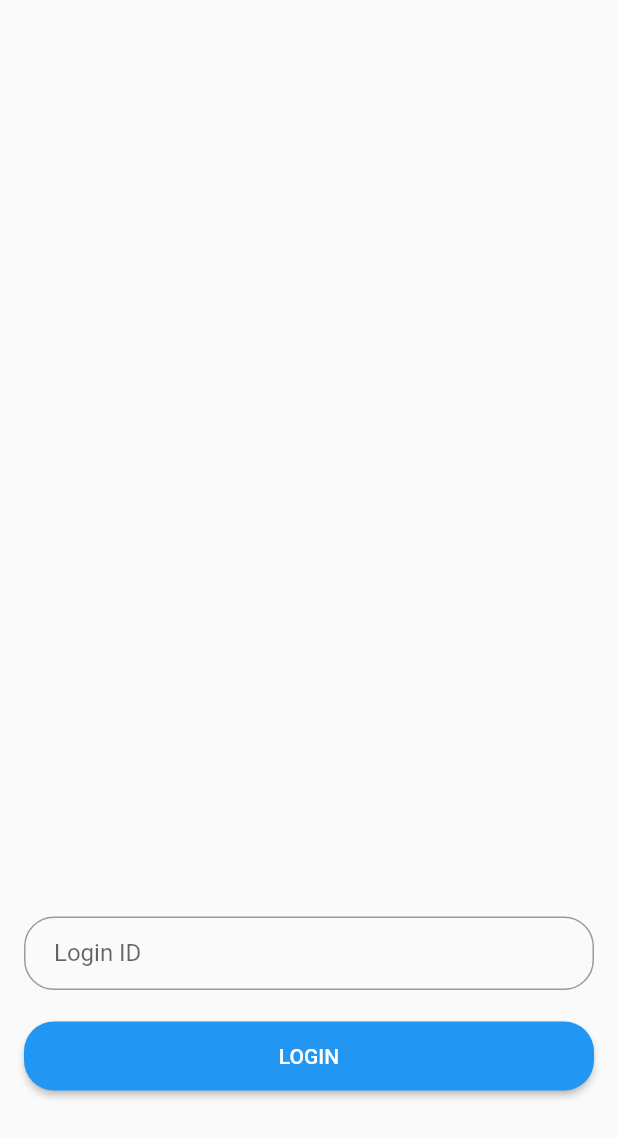
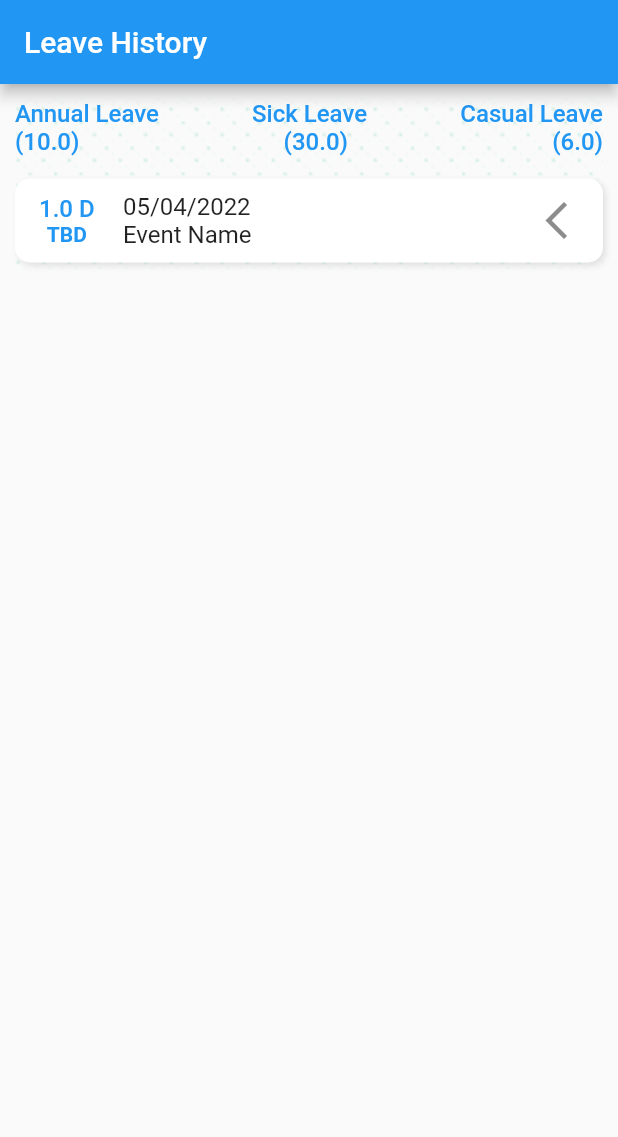
Before and after one commit to scm-sai-zaw-myint/EMS-Mobile, a Flutter app: the screen it shows after launch, on a phone screen of 412 x 824 dp. Shown: the top 1137 px of the screen. Run offline on Flutter 3.47's test engine with Material 2 defaults, Android fonts, the phone set to English and light mode, and no system bars; our stand-ins replace flutter_secure_storage, get.

Commit message:
[ZLT] draft leave history & profile view

```diff
--- a/ems_mobile/lib/Screens/Common/common_widget.dart
+++ b/ems_mobile/lib/Screens/Common/common_widget.dart
@@ -41,7 +41,7 @@ class CommonWidget {
                 child: Text(
                   left,
                   textAlign: TextAlign.left,
-                  style: profileTextStyle(Colors.green),
+                  style: profileTextStyle(Colors.blue),
                 ),
               ),
             ),
@@ -61,10 +61,19 @@ class CommonWidget {
   static Text profileTitle(String title) => Text(
         title,
         style: const TextStyle(
-            fontSize: 14, color: Colors.green, fontWeight: FontWeight.bold),
+            fontSize: 14, color: Colors.blue, fontWeight: FontWeight.bold),
       );
   static TextStyle profileTextStyle(Color color) => TextStyle(
         fontSize: 14,
         color: color,
       );
+  static BoxDecoration commonBackground() => const BoxDecoration(
+      image: DecorationImage(
+          image: AssetImage("assets/images/img_bg.png"),
+          repeat: ImageRepeat.repeat));
+  static Text commonLeftLeave(String text) => Text(
+        text,
+        textAlign: TextAlign.right,
+        style: const TextStyle(fontSize: 16,fontWeight: FontWeight.w500,color: Colors.blue),
+      );
 }
--- /dev/null
+++ b/ems_mobile/lib/Screens/Leave/leave_history.dart
@@ -0,0 +1,191 @@
+import 'package:ems_mobile/Screens/Common/common_widget.dart';
+import 'package:flutter/material.dart';
+
+class LeaveHistory extends StatelessWidget {
+  const LeaveHistory({super.key});
+
+  @override
+  Widget build(BuildContext context) {
+    return Scaffold(
+      appBar: AppBar(
+        title: const Text("Leave History"),
+      ),
+      body: SingleChildScrollView(
+        child: Container(
+          decoration: CommonWidget.commonBackground(),
+          margin: const EdgeInsets.symmetric(vertical: 10, horizontal: 10),
+          // child: ListView.builder(
+          // itemCount: _customerController.customers.length,
+          // itemBuilder: (BuildContext context, index) {
+          // return Slidable(
+          //   key: Key(
+          //       _customerController.customers[index].id.toString()),
+          // endActionPane: ActionPane(
+          //   motion: const ScrollMotion(),
+          //   children: [
+          // SlidableAction(
+          //   flex: 1,
+          //   onPressed: (context) {
+          //     Get.to(() => Add(
+          //         cus: _customerController.customers[index]));
+          //   },
+          //   backgroundColor: const Color(0xFF7BC043),
+          //   foregroundColor: Colors.white,
+          //   icon: Icons.edit_document,
+          //   label: 'Edit',
+          // ),
+          // SlidableAction(
+          // flex: 1,
+          // onPressed: (context) {
+          //   showDialog(
+          //     context: context,
+          //     builder: (BuildContext context) {
+          //       return Dialog(
+          //         child: Container(
+          //           padding: const EdgeInsets.all(16),
+          //           child: Column(
+          //             mainAxisSize: MainAxisSize.min,
+          //             children: <Widget>[
+          //               const Text("Delete Customer?",
+          //                   style: TextStyle(
+          //                       fontSize: 20,
+          //                       fontWeight:
+          //                           FontWeight.bold)),
+          //               const SizedBox(height: 8),
+          //               const Divider(
+          //                   color: Colors.black,
+          //                   thickness: 1),
+          //               const SizedBox(height: 8),
+          //               Text(
+          //                 "Hello ${_customerController.customers[index].name!},",
+          //               ),
+          //               const SizedBox(height: 8),
+          //               const Text(
+          //                   "Are you sure to delete this account?"),
+          //               const SizedBox(height: 16),
+          //               Row(
+          //                 mainAxisAlignment:
+          //                     MainAxisAlignment.center,
+          //                 children: [
+          //                   ElevatedButton(
+          //                     style: ButtonStyle(
+          //                       backgroundColor:
+          //                           MaterialStateProperty
+          //                               .all<Color>(Colors
+          //                                   .blueGrey),
+          //                     ),
+          //                     child: const Text("Close"),
+          //                     onPressed: () {
+          //                       Navigator.of(context).pop();
+          //                     },
+          //                   ),
+          //                   const SizedBox(width: 20),
+          //                   ElevatedButton(
+          //                     style: ButtonStyle(
+          //                       backgroundColor:
+          //                           MaterialStateProperty
+          //                               .all<Color>(
+          //                                   Colors.red),
+          //                     ),
+          //                     child: const Text("Delete"),
+          //                     onPressed: () {
+          //                       _customerController
+          //                           .deleteCustomers(
+          //                               _customerController
+          //                                   .customers[
+          //                                       index]
+          //                                   .id!,index);
+          //                       Get.back();
+          //                       ScaffoldMessenger.of(
+          //                               context)
+          //                           .showSnackBar(
+          //                               const SnackBar(
+          //                         content: Text(
+          //                             "Delete Successful!"),
+          //                       ));
+          //                     },
+          //                   ),
+          //                 ],
+          //               ),
+          //             ],
+          //           ),
+          //         ),
+          //       );
+          //     },
+          //   );
+          // },
+          //   backgroundColor: const Color(0xFFFE4A49),
+          //   foregroundColor: Colors.white,
+          //   icon: Icons.delete,
+          //   label: 'Delete',
+          // )
+          //   ],
+          // ),
+          child: Column(
+            mainAxisAlignment: MainAxisAlignment.center,
+            children: [
+              Row(
+                mainAxisAlignment: MainAxisAlignment.spaceBetween,
+                children: [
+                  CommonWidget.commonLeftLeave("Annual Leave"),
+                  CommonWidget.commonLeftLeave("Sick Leave"),
+                  CommonWidget.commonLeftLeave("Casual Leave")
+                ],
+              ),
+              Row(
+                mainAxisAlignment: MainAxisAlignment.spaceBetween,
+                children: [
+                  CommonWidget.commonLeftLeave("(10.0)"),
+                  CommonWidget.commonLeftLeave("(30.0)"),
+                  CommonWidget.commonLeftLeave("(6.0)")
+                ],
+              ),
+              const SizedBox(height: 10),
+              Container(
+                margin: const EdgeInsets.symmetric(vertical: 5),
+                decoration: BoxDecoration(
+                  borderRadius: BorderRadius.circular(10),
+                  color: const Color(0XFFFFFFFF),
+                  boxShadow: [
+                    BoxShadow(
+                      color: Colors.black.withOpacity(0.1),
+                      blurRadius: 3,
+                      offset: const Offset(2, 2),
+                    ),
+                  ],
+                ),
+                child: ListTile(
+                  leading: Column(
+                    mainAxisAlignment: MainAxisAlignment.center,
+                    children: [
+                      CommonWidget.commonLeftLeave("1.0 D"),
+                      CommonWidget.profileTitle("TBD")
+                    ],
+                  ),
+                  title: Row(
+                    children: [
+                      Column(
+                        crossAxisAlignment: CrossAxisAlignment.start,
+                        children: [
+                          Text("05/04/2022"),
+                          Text("Event Name"),
+                        ],
+                      ),
+                    ],
+                  ),
+                  trailing: InkWell(
+                    onTap: () {},
+                    child: const Icon(Icons.arrow_back_ios_new, size: 30),
+                  ),
+                ),
+              ),
+            ],
+          ),
+          // );
+          //   },
+          // )
+        ),
+      ),
+    );
+  }
+}
```
Also changed, not shown: ems_mobile/lib/Screens/Profile/profile.dart (+7 -13 lines), ems_mobile/lib/Services/Profile/profile_service.dart (added, +49 -0 lines), ems_mobile/lib/main.dart (+10 -7 lines).
